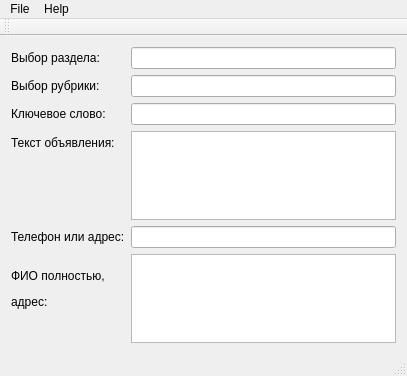
Qt form sputnik-writer/mainwindow.ui (Ejik/sputnik-writer) before a commit.
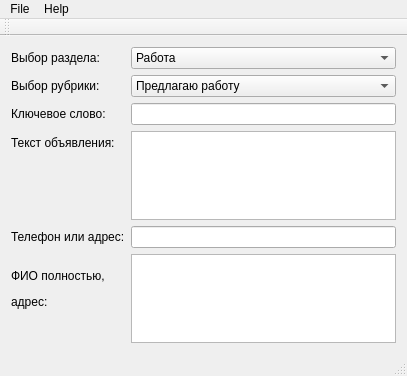
The same form after that commit.

Commit message: добавлены комбо

What changed in the file:
```diff
--- a/sputnik-writer/mainwindow.ui
+++ b/sputnik-writer/mainwindow.ui
@@ -22,9 +22,6 @@
       </property>
      </widget>
     </item>
-    <item row="0" column="1">
-     <widget class="QLineEdit" name="lineEdit"/>
-    </item>
     <item row="1" column="0">
      <widget class="QLabel" name="label_2">
       <property name="text">
@@ -32,9 +29,6 @@
       </property>
      </widget>
     </item>
-    <item row="1" column="1">
-     <widget class="QLineEdit" name="lineEdit_2"/>
-    </item>
     <item row="2" column="0">
      <widget class="QLabel" name="label_3">
       <property name="text">
@@ -75,6 +69,52 @@
     <item row="5" column="1">
      <widget class="QTextEdit" name="textEdit_2"/>
     </item>
+    <item row="0" column="1">
+     <widget class="QComboBox" name="combo_section">
+      <property name="currentIndex">
+       <number>4</number>
+      </property>
+      <item>
+       <property name="text">
+        <string>Недвижимость</string>
+       </property>
+      </item>
+      <item>
+       <property name="text">
+        <string>Строительство</string>
+       </property>
+      </item>
+      <item>
+       <property name="text">
+        <string>Интерьер</string>
+       </property>
+      </item>
+      <item>
+       <property name="text">
+        <string>Животные, растения</string>
+       </property>
+      </item>
+      <item>
+       <property name="text">
+        <string>Работа</string>
+       </property>
+      </item>
+     </widget>
+    </item>
+    <item row="1" column="1">
+     <widget class="QComboBox" name="combo_heading">
+      <item>
+       <property name="text">
+        <string>Предлагаю работу</string>
+       </property>
+      </item>
+      <item>
+       <property name="text">
+        <string>Ищу работу</string>
+       </property>
+      </item>
+     </widget>
+    </item>
    </layout>
   </widget>
   <widget class="QMenuBar" name="menuBar">
```
The commit also changes 2 other files.
